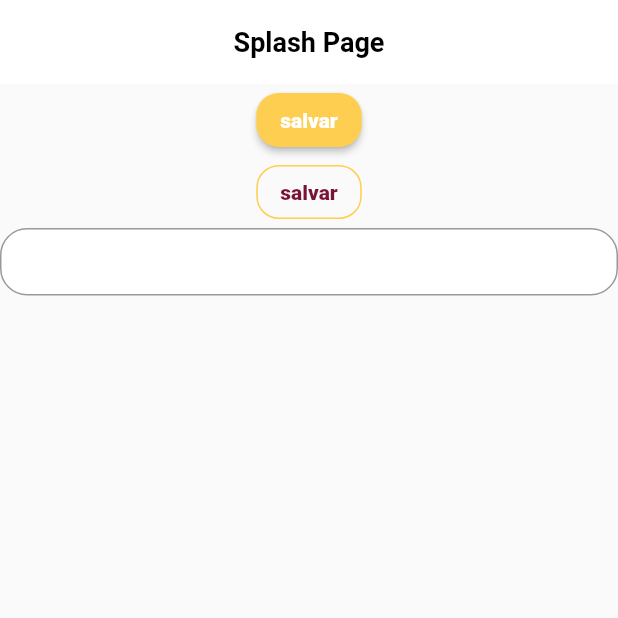
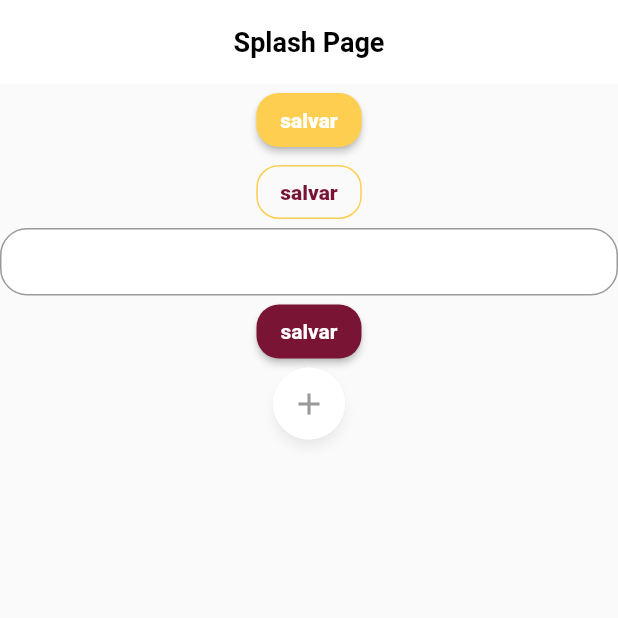
Before and after one commit to lucasrodrigues062/dw_fwc_album, a Flutter app: the screen it shows after launch, on a phone screen of 412 x 824 dp, the top half of it. Run offline on Flutter 3.47's test engine with Material 2 defaults, Android fonts, the phone set to English and light mode, and no system bars; Roboto replaces fonts that are missing (MPlus1P, Poppins).

Commit message:
Criado Componentes customizados

```diff
--- a/lib/app/core/theme/theme_config.dart
+++ b/lib/app/core/theme/theme_config.dart
@@ -1,5 +1,5 @@
-import 'package:dw_fwc_album/app/core/styles/colors_app.dart';
-import 'package:dw_fwc_album/app/core/styles/text_styles.dart';
+import 'package:dw_fwc_album/app/core/ui/styles/colors_app.dart';
+import 'package:dw_fwc_album/app/core/ui/styles/text_styles.dart';
 import 'package:flutter/material.dart';
 
 class ThemeConfig {
--- a/lib/app/core/styles/button_styles.dart
+++ b/lib/app/core/ui/styles/button_styles.dart
@@ -1,5 +1,5 @@
-import 'package:dw_fwc_album/app/core/styles/colors_app.dart';
-import 'package:dw_fwc_album/app/core/styles/text_styles.dart';
+import 'package:dw_fwc_album/app/core/ui/styles/colors_app.dart';
+import 'package:dw_fwc_album/app/core/ui/styles/text_styles.dart';
 import 'package:flutter/material.dart';
 
 class ButtonStyles {
--- a/lib/app/core/styles/text_styles.dart
+++ b/lib/app/core/ui/styles/text_styles.dart
@@ -1,4 +1,4 @@
-import 'package:dw_fwc_album/app/core/styles/colors_app.dart';
+import 'package:dw_fwc_album/app/core/ui/styles/colors_app.dart';
 import 'package:flutter/material.dart';
 
 class TextStyles {
--- /dev/null
+++ b/lib/app/core/ui/widgets/button.dart
@@ -0,0 +1,59 @@
+import 'package:dw_fwc_album/app/core/ui/styles/button_styles.dart';
+import 'package:dw_fwc_album/app/core/ui/styles/text_styles.dart';
+import 'package:flutter/material.dart';
+
+class Button extends StatelessWidget {
+  final ButtonStyle style;
+  final TextStyle labelStyle;
+  final String label;
+  final double? width;
+  final double? height;
+  final VoidCallback? onPressed;
+  final bool outline;
+
+  const Button({
+    Key? key,
+    required this.style,
+    required this.label,
+    required this.labelStyle,
+    this.width,
+    this.height,
+    this.onPressed,
+    this.outline = false,
+  }) : super(key: key);
+
+  Button.primary({
+    super.key,
+    required this.label,
+    this.width,
+    this.height,
+    this.onPressed,
+  })  : style = ButtonStyles.instance.primarybutton,
+        labelStyle = TextStyles.instance.textSecondaryExtraBold,
+        outline = false;
+
+  @override
+  Widget build(BuildContext context) {
+    final labelText = Text(
+      label,
+      style: labelStyle,
+      overflow: TextOverflow.ellipsis,
+    );
+    return SizedBox(
+      width: width,
+      height: height,
+      child: outline
+          ? OutlinedButton(
+              onPressed: onPressed,
+              // ignore: sort_child_properties_last
+              child: labelText,
+              style: style,
+            )
+          : ElevatedButton(
+              onPressed: onPressed,
+              style: style,
+              child: labelText,
+            ),
+    );
+  }
+}
--- /dev/null
+++ b/lib/app/core/ui/widgets/rounded_button.dart
@@ -0,0 +1,35 @@
+import 'package:dw_fwc_album/app/core/ui/styles/colors_app.dart';
+import 'package:flutter/material.dart';
+
+class RoundedButton extends StatelessWidget {
+  final IconData icon;
+  final VoidCallback onPressed;
+
+  const RoundedButton({
+    Key? key,
+    required this.icon,
+    required this.onPressed,
+  }) : super(key: key);
+
+  @override
+  Widget build(BuildContext context) {
+    return Material(
+      elevation: 3,
+      shadowColor: Colors.grey.withOpacity(0.2),
+      shape: const CircleBorder(),
+      child: DecoratedBox(
+        decoration: const BoxDecoration(
+          shape: BoxShape.circle,
+          color: Colors.white,
+        ),
+        child: IconButton(
+          onPressed: onPressed,
+          icon: Icon(
+            icon,
+            color: context.colors.greyDart,
+          ),
+        ),
+      ),
+    );
+  }
+}
--- a/lib/app/pages/splash/splash_page.dart
+++ b/lib/app/pages/splash/splash_page.dart
@@ -1,7 +1,8 @@
-import 'package:dw_fwc_album/app/core/styles/button_styles.dart';
-import 'package:dw_fwc_album/app/core/styles/colors_app.dart';
+import 'package:dw_fwc_album/app/core/ui/styles/button_styles.dart';
+import 'package:dw_fwc_album/app/core/ui/widgets/button.dart';
+import 'package:dw_fwc_album/app/core/ui/widgets/rounded_button.dart';
 import 'package:flutter/material.dart';
-import 'package:dw_fwc_album/app/core/styles/text_styles.dart';
+import 'package:dw_fwc_album/app/core/ui/styles/text_styles.dart';
 
 class SplashPage extends StatelessWidget {
   const SplashPage({Key? key}) : super(key: key);
@@ -16,14 +17,21 @@ class SplashPage extends StatelessWidget {
             ElevatedButton(
               onPressed: () {},
               style: ButtonStyles.instance.yellowbutton,
-              child: Text('salvar'),
+              child: const Text('salvar'),
             ),
             OutlinedButton(
               onPressed: () {},
               style: ButtonStyles.instance.yellowOutlinebutton,
-              child: Text('salvar'),
+              child: const Text('salvar'),
             ),
-            TextField()
+            const TextField(),
+            Button(
+              onPressed: () {},
+              style: ButtonStyles.instance.primarybutton,
+              label: 'salvar',
+              labelStyle: context.texStyles.textPrimaryFontBold,
+            ),
+            RoundedButton(icon: Icons.add, onPressed: () {}),
           ],
         ),
       ),
```
Also changed, not shown: lib/app/core/ui/styles/colors_app.dart (renamed from lib/app/core/styles/colors_app.dart).
